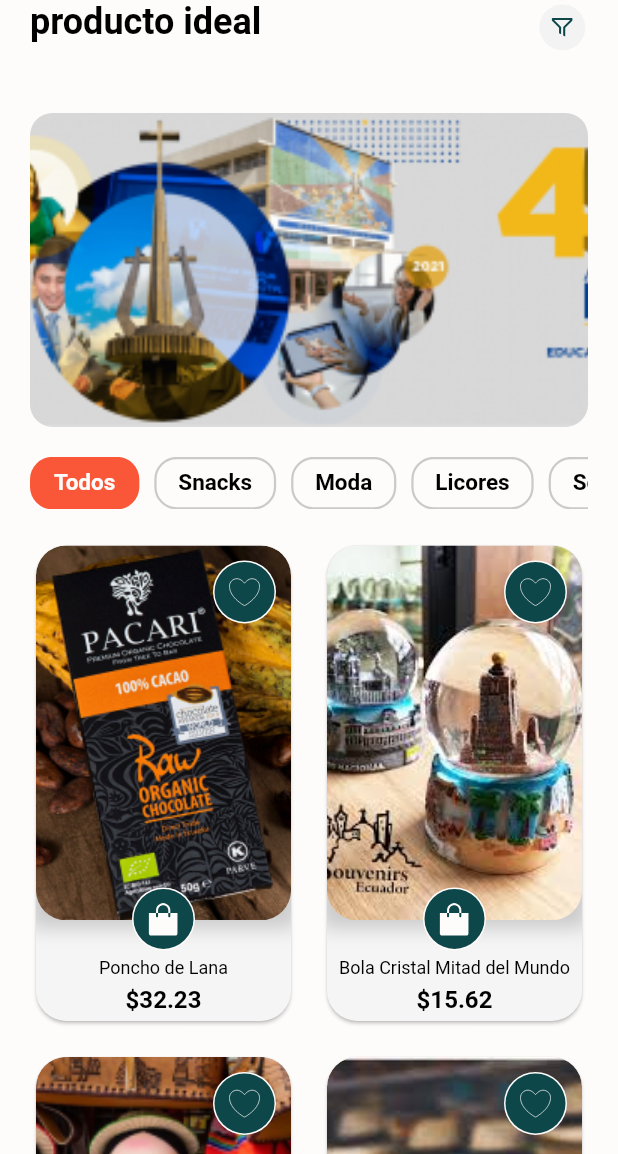
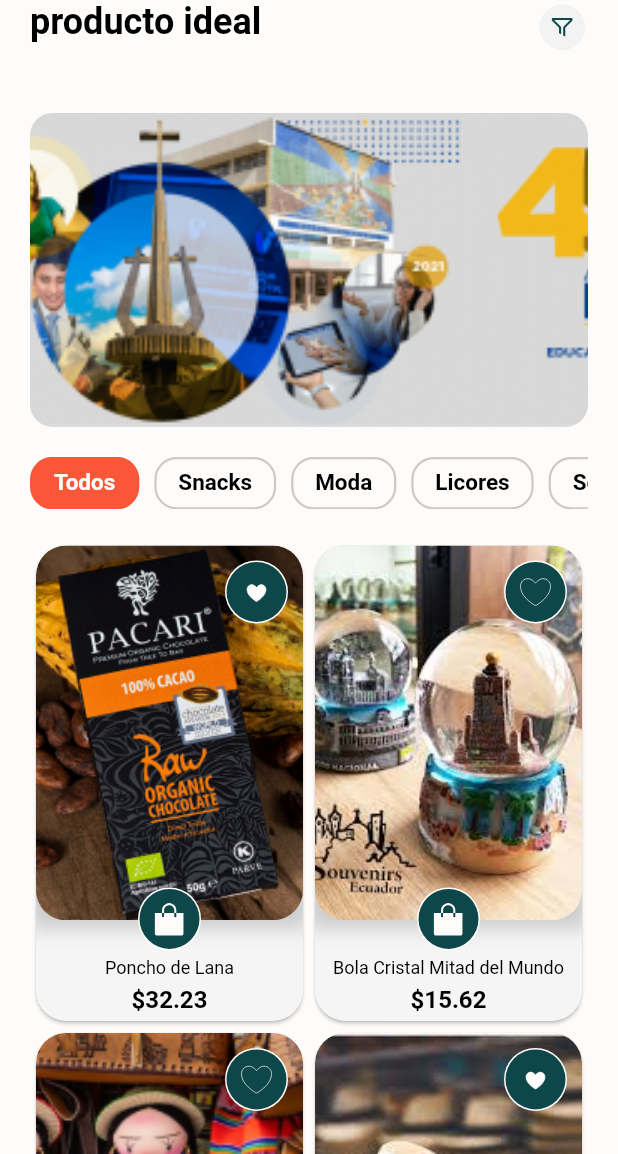
Before and after one commit to taha-elkholy/complex_ui, a Flutter app: the HomePage screen opened directly, on a phone screen of 412 x 824 dp, the part 82-1236 px from its top. Run offline on Flutter 3.47's test engine with Material 2 defaults, Android fonts, the phone set to English and light mode, and no system bars; our stand-ins replace flutter_svg, persistent_bottom_nav_bar_v2.

```diff
--- /dev/null
+++ b/lib/core/widgets/home_banner.dart
@@ -0,0 +1,87 @@
+import 'package:complex_ui/core/style/colors.dart';
+import 'package:flutter/material.dart';
+
+class HomeBanner extends StatelessWidget {
+  const HomeBanner({Key? key}) : super(key: key);
+
+  @override
+  Widget build(BuildContext context) {
+    return Column(
+      children: [
+        AspectRatio(
+          aspectRatio: 16 / 9,
+          child: ClipRRect(
+            borderRadius: BorderRadius.circular(15),
+            child: Image.asset(
+              'assets/images/banner_utpl.png',
+              fit: BoxFit.cover,
+            ),
+          ),
+        ),
+        const SizedBox(
+          height: 20,
+        ),
+        SizedBox(
+          height: 35,
+          child: ListView.separated(
+            physics: const BouncingScrollPhysics(),
+            scrollDirection: Axis.horizontal,
+            itemCount: headers.length,
+            separatorBuilder: (_, __) => const SizedBox(
+              width: 10,
+            ),
+            itemBuilder: (context, index) => HeadersItem(
+              header: headers[index],
+            ),
+          ),
+        ),
+      ],
+    );
+  }
+}
+
+List<Header> headers = [
+  const Header(title: 'Todos', isSelected: true),
+  const Header(title: 'Snacks'),
+  const Header(title: 'Moda'),
+  const Header(title: 'Licores'),
+  const Header(title: 'Souvenirs'),
+];
+
+class HeadersItem extends StatelessWidget {
+  const HeadersItem({Key? key, required this.header}) : super(key: key);
+
+  final Header header;
+
+  @override
+  Widget build(BuildContext context) {
+    return DecoratedBox(
+      decoration: BoxDecoration(
+        borderRadius: BorderRadius.circular(15),
+        border: header.isSelected
+            ? null
+            : Border.all(color: Colors.black.withOpacity(0.2), width: 1.5),
+        color: header.isSelected ? AppColors.orange : AppColors.white,
+      ),
+      child: Padding(
+        padding: const EdgeInsets.symmetric(vertical: 8, horizontal: 16),
+        child: Text(
+          header.title,
+          textAlign: TextAlign.center,
+          style: Theme.of(context).textTheme.bodyLarge!.copyWith(
+              color: header.isSelected ? AppColors.white : Colors.black),
+        ),
+      ),
+    );
+  }
+}
+
+class Header {
+  final String title;
+  final bool isSelected;
+
+  const Header({
+    required this.title,
+    this.isSelected = false,
+  });
+}
--- a/lib/pages/home/home_page.dart
+++ b/lib/pages/home/home_page.dart
@@ -1,24 +1,11 @@
 import 'package:complex_ui/core/style/colors.dart';
-import 'package:complex_ui/pages/home/widgets/headers_item.dart';
+import 'package:complex_ui/core/widgets/home_banner.dart';
 import 'package:complex_ui/pages/home/widgets/product_item.dart';
 import 'package:flutter/material.dart';
 import 'package:flutter_svg/svg.dart';
 
-class HomePage extends StatefulWidget {
+class HomePage extends StatelessWidget {
   const HomePage({Key? key}) : super(key: key);
-
-  @override
-  State<HomePage> createState() => _HomePageState();
-}
-
-class _HomePageState extends State<HomePage> {
-  List<Header> headers = [
-    const Header(title: 'Todos', isSelected: true),
-    const Header(title: 'Snacks'),
-    const Header(title: 'Moda'),
-    const Header(title: 'Licores'),
-    const Header(title: 'Souvenirs'),
-  ];
 
   @override
   Widget build(BuildContext context) {
@@ -63,7 +50,6 @@ class _HomePageState extends State<HomePage> {
                 ],
               ),
             ),
-
             Expanded(
               child: SingleChildScrollView(
                 physics: const BouncingScrollPhysics(),
@@ -71,33 +57,7 @@ class _HomePageState extends State<HomePage> {
                 child: Column(
                   crossAxisAlignment: CrossAxisAlignment.start,
                   children: [
-                    AspectRatio(
-                      aspectRatio: 16 / 9,
-                      child: ClipRRect(
-                        borderRadius: BorderRadius.circular(15),
-                        child: Image.asset(
-                          'assets/images/banner_utpl.png',
-                          fit: BoxFit.cover,
-                        ),
-                      ),
-                    ),
-                    const SizedBox(
-                      height: 20,
-                    ),
-                    SizedBox(
-                      height: 35,
-                      child: ListView.separated(
-                        physics: const BouncingScrollPhysics(),
-                        scrollDirection: Axis.horizontal,
-                        itemCount: headers.length,
-                        separatorBuilder: (_, __) => const SizedBox(
-                          width: 10,
-                        ),
-                        itemBuilder: (context, index) => HeadersItem(
-                          header: headers[index],
-                        ),
-                      ),
-                    ),
+                    const HomeBanner(),
                     const SizedBox(
                       height: 20,
                     ),
@@ -107,10 +67,7 @@ class _HomePageState extends State<HomePage> {
                       itemCount: homePageProducts.length,
                       gridDelegate:
                           const SliverGridDelegateWithFixedCrossAxisCount(
-                              crossAxisCount: 2,
-                              crossAxisSpacing: 16,
-                              mainAxisExtent: 325,
-                              mainAxisSpacing: 16),
+                              crossAxisCount: 2, mainAxisExtent: 325, ),
                       itemBuilder: (context, index) => ProductItem(
                         product: homePageProducts[index],
                       ),
--- a/lib/pages/home/widgets/headers_item.dart
+++ /dev/null
@@ -1,40 +0,0 @@
-import 'package:complex_ui/core/style/colors.dart';
-import 'package:flutter/material.dart';
-
-class HeadersItem extends StatelessWidget {
-  const HeadersItem({Key? key, required this.header}) : super(key: key);
-
-  final Header header;
-
-  @override
-  Widget build(BuildContext context) {
-    return DecoratedBox(
-      decoration: BoxDecoration(
-        borderRadius: BorderRadius.circular(15),
-        border: header.isSelected
-            ? null
-            : Border.all(color: Colors.black.withOpacity(0.2), width: 1.5),
-        color: header.isSelected ? AppColors.orange : AppColors.white,
-      ),
-      child: Padding(
-        padding: const EdgeInsets.symmetric(vertical: 8, horizontal: 16),
-        child: Text(
-          header.title,
-          textAlign: TextAlign.center,
-          style: Theme.of(context).textTheme.bodyLarge!.copyWith(
-              color: header.isSelected ? AppColors.white : Colors.black),
-        ),
-      ),
-    );
-  }
-}
-
-class Header {
-  final String title;
-  final bool isSelected;
-
-  const Header({
-    required this.title,
-    this.isSelected = false,
-  });
-}
--- a/lib/pages/home/widgets/product_item.dart
+++ b/lib/pages/home/widgets/product_item.dart
@@ -10,23 +10,7 @@ class ProductItem extends StatefulWidget {
   State<ProductItem> createState() => _ProductItemState();
 }
 
-class _ProductItemState extends State<ProductItem>
-    with TickerProviderStateMixin {
-  late final AnimationController _controller;
-
-  @override
-  void initState() {
-    super.initState();
-
-    _controller = AnimationController(vsync: this);
-  }
-
-  @override
-  void dispose() {
-    _controller.dispose();
-    super.dispose();
-  }
-
+class _ProductItemState extends State<ProductItem> {
   @override
   Widget build(BuildContext context) {
     return SizedBox(
@@ -93,7 +77,9 @@ class _ProductItemState extends State<ProductItem>
                           radius: 20,
                           backgroundColor: AppColors.warmBlack,
                           child: SvgPicture.asset(
-                            'assets/icons/akar-icons_heart.svg',
+                            widget.product.isFav
+                                ? 'assets/icons/favorito.svg'
+                                : 'assets/icons/akar-icons_heart.svg',
                             width: 25,
                             height: 25,
                             color: AppColors.white,
@@ -135,11 +121,17 @@ class Product {
   final String name;
   final double price;
   final String image;
+  final String userImage;
+  final String description;
+  final bool isFav;
 
   const Product({
     required this.name,
     required this.price,
     required this.image,
+    required this.userImage,
+    required this.description,
+    required this.isFav,
   });
 }
 
@@ -148,30 +140,48 @@ List<Product> homePageProducts = const [
       name: 'Poncho de Lana',
       price: 32.23,
       image: 'assets/images/pacari.png',
-  ),
+      userImage: 'assets/images/persson1.png',
+      description:
+          'Una biografía, de Mercedes Altamir. Este libro de 160 páginas narran la vida y obra de la artista Ecuatoriana...',
+      isFav: true),
   Product(
       name: 'Bola Cristal Mitad del Mundo',
       price: 15.62,
       image: 'assets/images/iglo.png',
-  ),
+      userImage: 'assets/images/persson2.png',
+      description:
+          'Una biografía, de Mercedes Altamir. Este libro de 160 páginas narran la vida y obra de la artista Ecuatoriana...',
+      isFav: false),
   Product(
       name: 'Chola Cuencana',
       price: 5.40,
       image: 'assets/images/muñeca.png',
-  ),
+      userImage: 'assets/images/persson3.png',
+      description:
+          'Una biografía, de Mercedes Altamir. Este libro de 160 páginas narran la vida y obra de la artista Ecuatoriana...',
+      isFav: false),
   Product(
       name: 'Sombrero Paja Toquilla',
       price: 44.30,
       image: 'assets/images/sombrero.png',
-  ),
+      userImage: 'assets/images/persson4.png',
+      description:
+          'Una biografía, de Mercedes Altamir. Este libro de 160 páginas narran la vida y obra de la artista Ecuatoriana...',
+      isFav: true),
   Product(
       name: 'Zhumir Pink',
       price: 3.60,
       image: 'assets/images/zhumir.png',
-  ),
+      userImage: 'assets/images/persson1.png',
+      description:
+          'Una biografía, de Mercedes Altamir. Este libro de 160 páginas narran la vida y obra de la artista Ecuatoriana...',
+      isFav: true),
   Product(
       name: 'Norteño',
       price: 6.70,
       image: 'assets/images/norteño.png',
-  ),
+      userImage: 'assets/images/persson2.png',
+      description:
+          'Una biografía, de Mercedes Altamir. Este libro de 160 páginas narran la vida y obra de la artista Ecuatoriana...',
+      isFav: false),
 ];
--- a/pubspec.yaml
+++ b/pubspec.yaml
@@ -14,7 +14,6 @@ dependencies:
 
   flutter_svg: ^1.1.4
   persistent_bottom_nav_bar_v2: ^4.2.5
-  lottie: ^1.4.2
 
 dev_dependencies:
   flutter_test:
```
Also changed, not shown: lib/pages/filter/filter_page.dart (+58 -2 lines), lib/pages/filter/widgets/filter_product_item.dart (added, +132 -0 lines), assets/icons/favorito.svg (added), pubspec.lock. Lines whose indentation alone changed are shown as unchanged.
